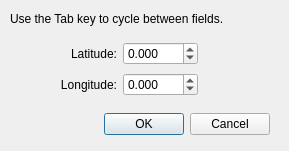
Qt form src/qt-widgets/SetCameraViewpointDialogUi.ui (GPlates/GPlates) before a commit.
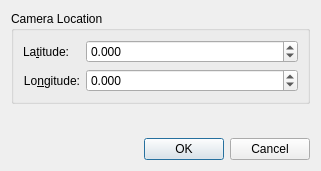
The same form after that commit. Icons and pictures are not drawn.

What changed in the file:
```diff
--- a/src/qt-widgets/SetCameraViewpointDialogUi.ui
+++ b/src/qt-widgets/SetCameraViewpointDialogUi.ui
@@ -1,12 +1,12 @@
 <ui version="4.0" >
  <class>SetCameraViewpointDialog</class>
- <widget class="QDialog" name="SetCameraViewpointDialog" >
-  <property name="geometry" >
+ <widget class="QDialog" name="SetCameraViewpointDialog">
+  <property name="geometry">
    <rect>
     <x>0</x>
     <y>0</y>
-    <width>289</width>
-    <height>151</height>
+    <width>321</width>
+    <height>171</height>
    </rect>
   </property>
   <property name="windowTitle" >
@@ -18,180 +18,89 @@
   <property name="modal" >
    <bool>true</bool>
   </property>
-  <widget class="QWidget" name="layoutWidget" >
-   <property name="geometry" >
-    <rect>
-     <x>60</x>
-     <y>110</y>
-     <width>210</width>
-     <height>29</height>
-    </rect>
-   </property>
-   <layout class="QHBoxLayout" >
-    <property name="spacing" >
-     <number>6</number>
-    </property>
-    <property name="leftMargin" >
-     <number>0</number>
-    </property>
-    <property name="topMargin" >
-     <number>0</number>
-    </property>
-    <property name="rightMargin" >
-     <number>0</number>
-    </property>
-    <property name="bottomMargin" >
-     <number>0</number>
-    </property>
-    <item>
-     <spacer>
-      <property name="orientation" >
-       <enum>Qt::Horizontal</enum>
-      </property>
-      <property name="sizeHint" >
-       <size>
-        <width>40</width>
-        <height>20</height>
-       </size>
-      </property>
-     </spacer>
-    </item>
-    <item>
-     <widget class="QPushButton" name="button_ok" >
-      <property name="text" >
-       <string>OK</string>
-      </property>
-      <property name="autoDefault" >
-       <bool>true</bool>
-      </property>
-      <property name="default" >
-       <bool>true</bool>
-      </property>
-     </widget>
-    </item>
-    <item>
-     <widget class="QPushButton" name="button_cancel" >
-      <property name="text" >
-       <string>Cancel</string>
-      </property>
-      <property name="autoDefault" >
-       <bool>false</bool>
-      </property>
-     </widget>
-    </item>
-   </layout>
-  </widget>
-  <widget class="QWidget" name="layoutWidget2" >
-   <property name="geometry" >
-    <rect>
-     <x>60</x>
-     <y>40</y>
-     <width>210</width>
-     <height>58</height>
-    </rect>
-   </property>
-   <layout class="QGridLayout" >
-    <property name="leftMargin" >
-     <number>0</number>
-    </property>
-    <property name="topMargin" >
-     <number>0</number>
-    </property>
-    <property name="rightMargin" >
-     <number>0</number>
-    </property>
-    <property name="bottomMargin" >
-     <number>0</number>
-    </property>
-    <property name="horizontalSpacing" >
-     <number>6</number>
-    </property>
-    <property name="verticalSpacing" >
-     <number>6</number>
-    </property>
-    <item row="0" column="1" >
-     <widget class="QLabel" name="label_latitude" >
-      <property name="text" >
-       <string>Latitude:</string>
-      </property>
-      <property name="alignment" >
-       <set>Qt::AlignRight|Qt::AlignTrailing|Qt::AlignVCenter</set>
-      </property>
-      <property name="buddy" >
-       <cstring>spinbox_latitude</cstring>
-      </property>
-     </widget>
-    </item>
-    <item row="0" column="3" >
-     <spacer>
-      <property name="orientation" >
-       <enum>Qt::Horizontal</enum>
-      </property>
-      <property name="sizeHint" >
-       <size>
-        <width>40</width>
-        <height>20</height>
-       </size>
-      </property>
-     </spacer>
-    </item>
-    <item row="1" column="2" >
-     <widget class="QDoubleSpinBox" name="spinbox_longitude" >
-      <property name="decimals" >
-       <number>3</number>
-      </property>
-      <property name="minimum" >
-       <double>-180.000000000000000</double>
-      </property>
-      <property name="maximum" >
-       <double>180.000000000000000</double>
-      </property>
-     </widget>
-    </item>
-    <item row="1" column="1" >
-     <widget class="QLabel" name="label_longitude" >
-      <property name="text" >
-       <string>Longitude:</string>
-      </property>
-      <property name="alignment" >
-       <set>Qt::AlignRight|Qt::AlignTrailing|Qt::AlignVCenter</set>
-      </property>
-      <property name="buddy" >
-       <cstring>spinbox_longitude</cstring>
-      </property>
-     </widget>
-    </item>
-    <item row="0" column="2" >
-     <widget class="QDoubleSpinBox" name="spinbox_latitude" >
-      <property name="decimals" >
-       <number>3</number>
-      </property>
-      <property name="minimum" >
-       <double>-90.000000000000000</double>
-      </property>
-      <property name="maximum" >
-       <double>90.000000000000000</double>
-      </property>
-     </widget>
-    </item>
-   </layout>
-  </widget>
-  <widget class="QLabel" name="label_use_tab" >
-   <property name="geometry" >
-    <rect>
-     <x>10</x>
-     <y>10</y>
-     <width>261</width>
-     <height>17</height>
-    </rect>
-   </property>
-   <property name="text" >
-    <string>Use the Tab key to cycle between fields.</string>
-   </property>
-   <property name="wordWrap" >
-    <bool>true</bool>
-   </property>
-  </widget>
+  <layout class="QVBoxLayout" name="verticalLayout">
+   <item>
+    <widget class="QGroupBox" name="camera_viewpoint_groupbox">
+     <property name="title">
+      <string>Camera Location</string>
+     </property>
+     <layout class="QFormLayout" name="formLayout">
+      <item row="0" column="0">
+       <widget class="QLabel" name="label_latitude">
+        <property name="text">
+         <string>La&amp;titude:</string>
+        </property>
+        <property name="alignment">
+         <set>Qt::AlignRight|Qt::AlignTrailing|Qt::AlignVCenter</set>
+        </property>
+        <property name="buddy">
+         <cstring>spinbox_latitude</cstring>
+        </property>
+       </widget>
+      </item>
+      <item row="0" column="1">
+       <widget class="QDoubleSpinBox" name="spinbox_latitude">
+        <property name="decimals">
+         <number>3</number>
+        </property>
+        <property name="minimum">
+         <double>-90.000000000000000</double>
+        </property>
+        <property name="maximum">
+         <double>90.000000000000000</double>
+        </property>
+       </widget>
+      </item>
+      <item row="1" column="0">
+       <widget class="QLabel" name="label_longitude">
+        <property name="text">
+         <string>Lo&amp;ngitude:</string>
+        </property>
+        <property name="alignment">
+         <set>Qt::AlignRight|Qt::AlignTrailing|Qt::AlignVCenter</set>
+        </property>
+        <property name="buddy">
+         <cstring>spinbox_longitude</cstring>
+        </property>
+       </widget>
+      </item>
+      <item row="1" column="1">
+       <widget class="QDoubleSpinBox" name="spinbox_longitude">
+        <property name="decimals">
+         <number>3</number>
+        </property>
+        <property name="minimum">
+         <double>-180.000000000000000</double>
+        </property>
+        <property name="maximum">
+         <double>180.000000000000000</double>
+        </property>
+       </widget>
+      </item>
+     </layout>
+    </widget>
+   </item>
+   <item>
+    <spacer name="verticalSpacer">
+     <property name="orientation">
+      <enum>Qt::Vertical</enum>
+     </property>
+     <property name="sizeHint" stdset="0">
+      <size>
+       <width>20</width>
+       <height>15</height>
+      </size>
+     </property>
+    </spacer>
+   </item>
+   <item>
+    <widget class="QDialogButtonBox" name="main_buttonbox">
+     <property name="standardButtons">
+      <set>QDialogButtonBox::Cancel|QDialogButtonBox::Ok</set>
+     </property>
+    </widget>
+   </item>
+  </layout>
  </widget>
  <tabstops>
   <tabstop>spinbox_latitude</tabstop>
```
Left out of the diff: 99 changed lines with no effect on the pictures.
